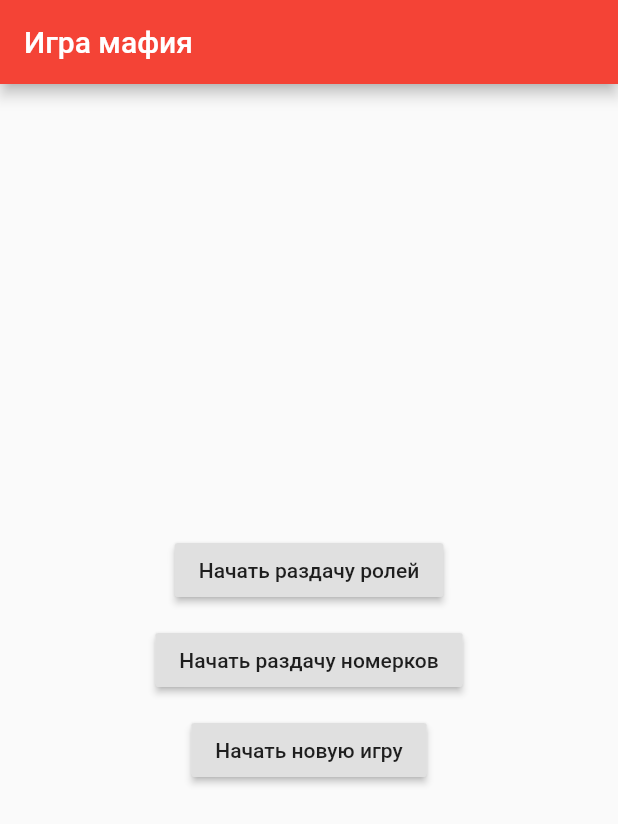
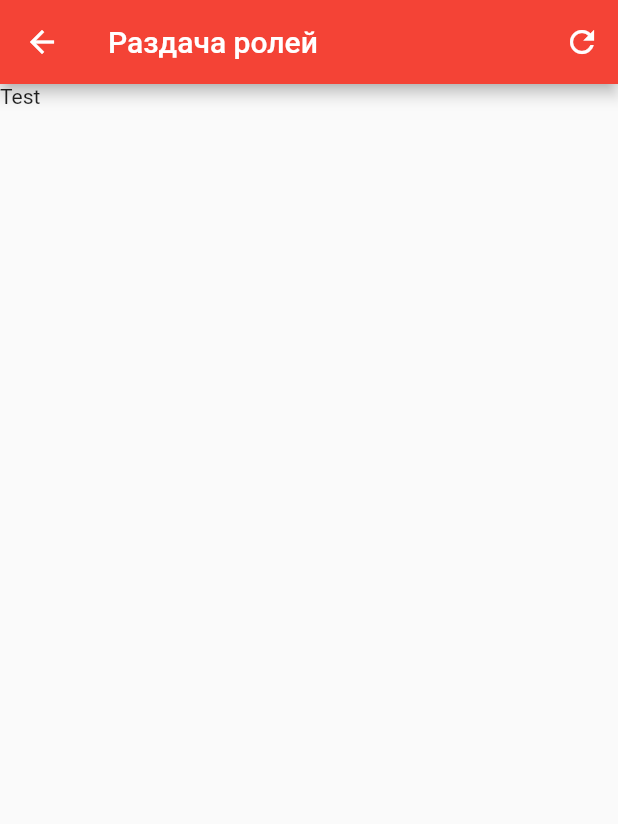
Before and after one commit to pavelbay/mafia-classic-flutter, a Flutter app: the screen it shows after launch, after a tap on "Начать раздачу ролей", on a phone screen of 412 x 824 dp. Shown: the top 824 px of the screen. Run offline on Flutter 3.47's test engine with Material 2 defaults, Android fonts, the phone set to English and light mode, and no system bars.

Commit message:
implement navigation

```diff
--- /dev/null
+++ b/mafia_app/lib/SelectCards.dart
@@ -0,0 +1,36 @@
+import 'package:flutter/material.dart';
+
+const SCREEN_NAME_NUMBERS = 'ScreenNamesNumbers';
+const SCREEN_NAME_ROLES = 'ScreenNamesRoles';
+
+class SelectCardsScreen extends StatefulWidget {
+  final String screenName;
+
+  SelectCardsScreen({Key key, this.screenName});
+
+  @override
+  State createState() => SelectCardsState();
+}
+
+class SelectCardsState extends State<SelectCardsScreen> {
+
+  void _restart() {
+
+  }
+
+  Widget _buildBody() {
+    return Text("Test");
+  }
+
+  Widget build(BuildContext context) {
+    return Scaffold(
+      appBar: AppBar(
+        title:  Text(widget.screenName),
+        actions: <Widget>[
+          IconButton(icon: Icon(Icons.refresh), onPressed: _restart)
+        ],
+      ),
+      body: _buildBody(),
+    );
+  }
+}
--- a/mafia_app/lib/main.dart
+++ b/mafia_app/lib/main.dart
@@ -1,4 +1,5 @@
 import 'package:flutter/material.dart';
+import 'SelectCards.dart';
 
 void main() => runApp(new MyApp());
 
@@ -26,7 +27,6 @@ class MyApp extends StatelessWidget {
 
 class MyHomePage extends StatelessWidget {
   MyHomePage({Key key, this.title}) : super(key: key);
-
   // This widget is the home page of your application. It is stateful, meaning
   // that it has a State object (defined below) that contains fields that affect
   // how it looks.
@@ -40,8 +40,10 @@ class MyHomePage extends StatelessWidget {
 
   static const double margins = 6.0;
 
-  void _navigate(String screenName) {
-
+  void _navigate(BuildContext context, String screenName) {
+    Navigator.of(context).push(
+      MaterialPageRoute(builder: (context) => SelectCardsScreen(screenName: screenName))
+    );
   }
 
   @override
@@ -75,21 +77,21 @@ class MyHomePage extends StatelessWidget {
               margin: const EdgeInsets.all(margins),
               child: RaisedButton (
                 child: const Text('Начать раздачу ролей'),
-                onPressed: (){_navigate('RolesScreen');}
+                onPressed: (){_navigate(context, 'Раздача ролей');}
               ),
             ),
             Container(
               margin: const EdgeInsets.all(margins),
               child: RaisedButton (
                 child: const Text('Начать раздачу номерков'),
-                onPressed: () {_navigate('NumbersScreen');},
+                onPressed: () {_navigate(context, 'Раздача номерков');},
               ),
             ),
             Container(
               margin: const EdgeInsets.all(margins),
               child: RaisedButton (
                 child: const Text('Начать новую игру'),
-                onPressed: () {_navigate('NewGameScreen');}
+                onPressed: () {_navigate(context, 'NewGameScreen');}
               ),
             ),
           ],
```
